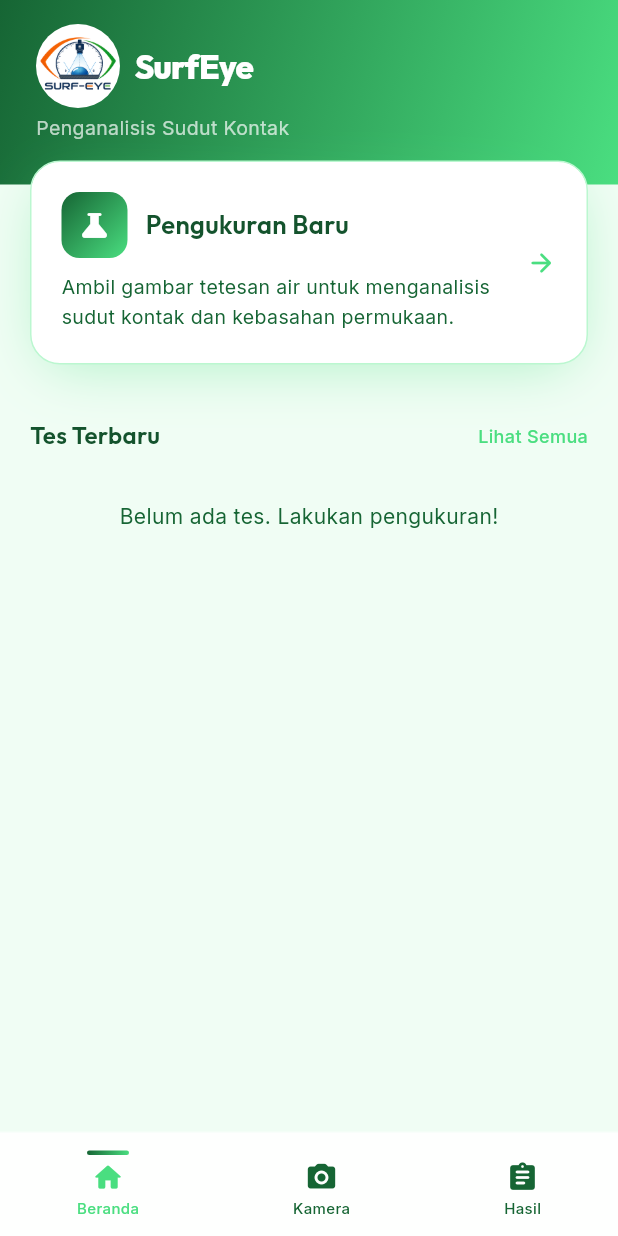
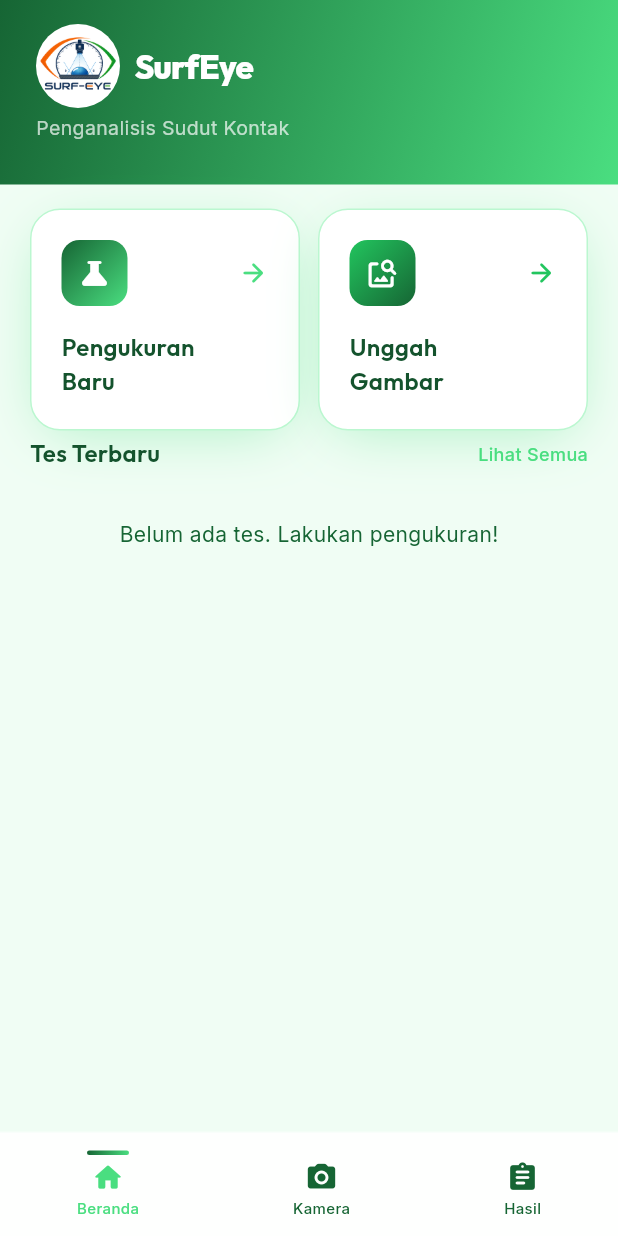
Before and after one commit to goob-ror/SurfEye, a Flutter app: the HomeScreen screen opened by its route, on a phone screen of 412 x 824 dp. Run offline on Flutter 3.47's test engine with Material 3 defaults, Android fonts, the phone set to English and light mode, and no system bars; drawn by our look-alikes of flutter_animate; our stand-ins replace camera, go_router, google_fonts, image_picker, share_plus, sqflite and 1 more; accounts and stored records are empty.

Commit message:
upload features; automatic zoom; camera adjustments and focus adjustments

```diff
--- a/APP/lib/screens/home_screen.dart
+++ b/APP/lib/screens/home_screen.dart
@@ -2,6 +2,7 @@ import 'package:flutter/material.dart';
 import 'package:flutter_animate/flutter_animate.dart';
 import 'package:go_router/go_router.dart';
 import 'package:google_fonts/google_fonts.dart';
+import 'package:image_picker/image_picker.dart';
 import 'package:surfeye_app/models/measurement.dart';
 import 'package:surfeye_app/services/database_service.dart';
 import 'package:surfeye_app/theme/app_theme.dart';
@@ -112,10 +113,16 @@ class _HomeScreenState extends State<HomeScreen> {
                 children: [
                   const SizedBox(height: 0),
 
-                  // New Measurement card (overlaps header by -16)
+                  // New Measurement card (overlaps header by )
                   Transform.translate(
-                    offset: const Offset(0, -16),
-                    child: _NewMeasurementCard(),
+                    offset: const Offset(0, 16),
+                    child: Row(
+                      children: [
+                        Expanded(child: _NewMeasurementCard()),
+                        const SizedBox(width: 12),
+                        Expanded(child: _UploadImageCard()),
+                      ],
+                    ),
                   ),
 
                   const SizedBox(height: 20),
@@ -210,13 +217,11 @@ class _NewMeasurementCard extends StatelessWidget {
           border: Border.all(color: NatureColors.border),
           boxShadow: NatureColors.natureGlow,
         ),
-        child: Row(
-          children: [
-            Expanded(
         child: Column(
           crossAxisAlignment: CrossAxisAlignment.start,
           children: [
             Row(
+              mainAxisAlignment: MainAxisAlignment.spaceBetween,
               children: [
                 Container(
                   width: 44,
@@ -228,38 +233,88 @@ class _NewMeasurementCard extends StatelessWidget {
                   child: const Icon(Icons.science_rounded,
                       color: Colors.white, size: 22),
                 ),
-                      const SizedBox(width: 12),
+                const Icon(Icons.arrow_forward_rounded,
+                    color: NatureColors.accent, size: 20),
+              ],
+            ),
+            const SizedBox(height: 16),
             Text(
-                        'Pengukuran Baru',
+              'Pengukuran\nBaru',
               style: GoogleFonts.outfit(
-                          fontSize: 17,
+                fontSize: 16,
                 fontWeight: FontWeight.w600,
                 color: NatureColors.cardForeground,
               ),
             ),
           ],
         ),
-                  const SizedBox(height: 10),
+      )
+          .animate()
+          .fadeIn(delay: 100.ms, duration: 400.ms)
+          .slideY(begin: 0.15, end: 0, delay: 100.ms),
+    );
+  }
+}
+
+// ── Upload Image card ──────────────────────────────────────────────────────────
+class _UploadImageCard extends StatelessWidget {
+  @override
+  Widget build(BuildContext context) {
+    return GestureDetector(
+      onTap: () async {
+        final picker = ImagePicker();
+        final pickedFile = await picker.pickImage(source: ImageSource.gallery);
+        if (pickedFile != null && context.mounted) {
+          context.push('/calibration', extra: {'imagePath': pickedFile.path});
+        }
+      },
+      child: Container(
+        padding: const EdgeInsets.all(20),
+        decoration: BoxDecoration(
+          color: NatureColors.card,
+          borderRadius: BorderRadius.circular(20),
+          border: Border.all(color: NatureColors.border),
+          boxShadow: NatureColors.natureGlow,
+        ),
+        child: Column(
+          crossAxisAlignment: CrossAxisAlignment.start,
+          children: [
+            Row(
+              mainAxisAlignment: MainAxisAlignment.spaceBetween,
+              children: [
+                Container(
+                  width: 44,
+                  height: 44,
+                  decoration: BoxDecoration(
+                    gradient: const LinearGradient(
+                      colors: [NatureColors.secondary, NatureColors.primary],
+                      begin: Alignment.topLeft,
+                      end: Alignment.bottomRight,
+                    ),
+                    borderRadius: BorderRadius.circular(12),
+                  ),
+                  child: const Icon(Icons.image_search_rounded,
+                      color: Colors.white, size: 22),
+                ),
+                const Icon(Icons.arrow_forward_rounded,
+                    color: NatureColors.secondary, size: 20),
+              ],
+            ),
+            const SizedBox(height: 16),
             Text(
-                    'Ambil gambar tetesan air untuk menganalisis sudut kontak dan kebasahan permukaan.',
-                    style: GoogleFonts.inter(
-                      fontSize: 13,
-                      color: NatureColors.mutedForeground,
-                      height: 1.5,
+              'Unggah\nGambar',
+              style: GoogleFonts.outfit(
+                fontSize: 16,
+                fontWeight: FontWeight.w600,
+                color: NatureColors.cardForeground,
               ),
             ),
           ],
         ),
-            ),
-            const SizedBox(width: 12),
-            const Icon(Icons.arrow_forward_rounded,
-                color: NatureColors.accent, size: 20),
-          ],
-        ),
       )
           .animate()
-          .fadeIn(delay: 100.ms, duration: 400.ms)
-          .slideY(begin: 0.15, end: 0, delay: 100.ms),
+          .fadeIn(delay: 200.ms, duration: 400.ms)
+          .slideY(begin: 0.15, end: 0, delay: 200.ms),
     );
   }
 }
```
Also changed, not shown: APP/lib/screens/camera_screen.dart (+82 -1 lines), 1 other file. Lines whose indentation alone changed are shown as unchanged.
